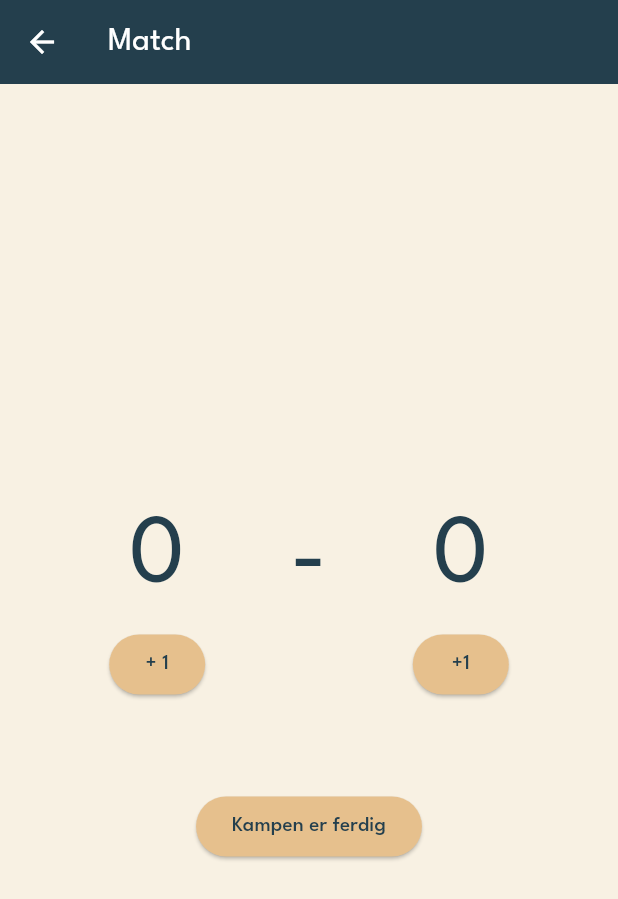
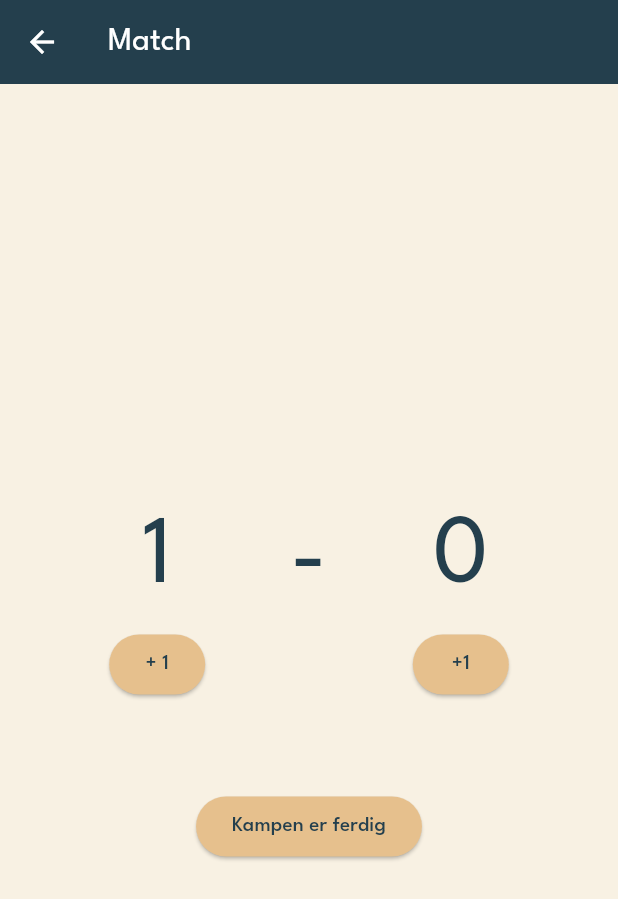
Before and after one commit to Alv-no/flutter-workshop, a Flutter app: the MatchScreen screen opened directly with empty values, after a tap on "+ 1", on a phone screen of 412 x 824 dp. Shown: the top 899 px of the screen. Run offline on Flutter 3.47's test engine with Material 3 defaults, Android fonts, the phone set to English and light mode, and no system bars.

Commit message:
Task 3 - solution

```diff
--- a/lib/match_screen.dart
+++ b/lib/match_screen.dart
@@ -11,7 +11,9 @@ class MatchScreen extends StatefulWidget {
 }
 
 class MatchScreenState extends State<MatchScreen> {
-  // TODO 3.1: Legge til felter for å holde på poengene til spiller 1 og 2.
+  // Vi legger til state som felter på state-klassen
+  int player1Score = 0;
+  int player2Score = 0;
 
   @override
   Widget build(BuildContext context) {
@@ -27,11 +29,15 @@ class MatchScreenState extends State<MatchScreen> {
                   Column(
                     children: [
                       Text(widget.player1),
-                      // TODO 3.2: vis fram poengene til spiller 1
-                      Text("0", style: const TextStyle(fontSize: 64)),
+                      Text("$player1Score",
+                          style: const TextStyle(fontSize: 64)),
                       ElevatedButton(
-                          // TODO 3.3: Oppdater poengsummen til spiller 2
-                          onPressed: () {},
+                          // Vi bruker setState for å inkrementere poengsummen
+                          onPressed: () {
+                            setState(() {
+                              player1Score++;
+                            });
+                          },
                           child: const Text("+ 1"))
                     ],
                   ),
@@ -45,11 +51,15 @@ class MatchScreenState extends State<MatchScreen> {
                   Column(
                     children: [
                       Text(widget.player2),
-                      // TODO 3.2: vis fram poengene til spiller 2
-                      Text("0", style: const TextStyle(fontSize: 64)),
+                      Text("$player2Score",
+                          style: const TextStyle(fontSize: 64)),
                       ElevatedButton(
-                          // TODO 3.3: Oppdater poengsummen til spiller 2
-                          onPressed: () {},
+                          // Vi bruker setState for å inkrementere poengsummen
+                          onPressed: () {
+                            setState(() {
+                              player2Score++;
+                            });
+                          },
                           child: const Text("+1"))
                     ],
                   )
```
Also changed, not shown: 1 other file.
